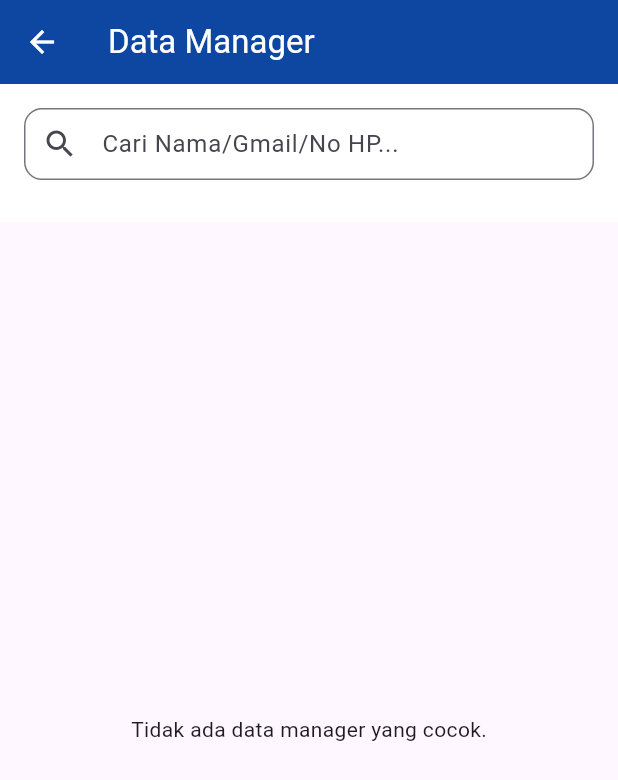
After one commit to GustiMahardikaSM/sikendi, a Flutter app: the ManagerListPage screen opened directly, on a phone screen of 412 x 824 dp. The commit adds this screen. Shown: the top 780 px of the screen. Run offline on Flutter 3.47's test engine with Material 3 defaults, Android fonts, the phone set to English and light mode, and no system bars; our stand-ins replace audioplayers, firebase_core, firebase_messaging, flutter_image_compress, flutter_local_notifications, flutter_map and 4 more; missing offline and left inert: flutter_background_service; accounts and stored records are empty; network calls fail.

Commit message:
penambahan fitur "data saya" sebagai manager

```diff
--- /dev/null
+++ b/lib/manager_list_page.dart
@@ -0,0 +1,218 @@
+import 'package:flutter/material.dart';
+import 'package:sikendi/mongodb_service.dart';
+import 'package:sikendi/auth_service.dart';
+import 'package:sikendi/constants/hierarchy.dart';
+import 'package:sikendi/manager_detail_page.dart';
+
+class ManagerListPage extends StatefulWidget {
+  const ManagerListPage({super.key});
+
+  @override
+  State<ManagerListPage> createState() => _ManagerListPageState();
+}
+
+class _ManagerListPageState extends State<ManagerListPage> {
+  late Future<List<Map<String, dynamic>>> _managersFuture;
+  List<Map<String, dynamic>> _allManagers = [];
+  List<Map<String, dynamic>> _filteredManagers = [];
+
+  final TextEditingController _searchController = TextEditingController();
+  Map<String, dynamic>? _currentUser;
+
+  String? _selectedFakultas;
+  String? _selectedDepartemen;
+  bool _isLoading = true;
+
+  @override
+  void initState() {
+    super.initState();
+    _loadInitialData();
+  }
+
+  Future<void> _loadInitialData() async {
+    _currentUser = await AuthService.getCurrentUser();
+    await _refreshList();
+    if (mounted) setState(() => _isLoading = false);
+  }
+
+  Future<void> _refreshList() async {
+    final data = await MongoDBService.getManagerHierarchy();
+    if (mounted) {
+      setState(() {
+        _allManagers = data;
+        _applyFilters();
+      });
+    }
+  }
+
+  void _applyFilters() {
+    final query = _searchController.text.toLowerCase().trim();
+    setState(() {
+      _filteredManagers = _allManagers.where((m) {
+        // Search
+        final matchesSearch = (m['nama_manager'] ?? '').toLowerCase().contains(query) ||
+            (m['email_manager'] ?? '').toLowerCase().contains(query) ||
+            (m['no_hp'] ?? '').contains(query);
+
+        // Faculty Filter
+        final matchesFakultas = _selectedFakultas == null || m['fakultas'] == _selectedFakultas;
+
+        // Department Filter
+        final matchesDepartemen = _selectedDepartemen == null || m['departemen'] == _selectedDepartemen;
+
+        return matchesSearch && matchesFakultas && matchesDepartemen;
+      }).toList();
+    });
+  }
+
+  @override
+  Widget build(BuildContext context) {
+    return Scaffold(
+      appBar: AppBar(
+        title: const Text("Data Manager"),
+        backgroundColor: Colors.blue[900],
+        foregroundColor: Colors.white,
+      ),
+      body: _isLoading
+        ? const Center(child: CircularProgressIndicator())
+        : Column(
+            children: [
+              _buildSearchAndFilterSection(),
+              Expanded(
+                child: RefreshIndicator(
+                  onRefresh: _refreshList,
+                  child: _filteredManagers.isEmpty
+                      ? const Center(child: Text("Tidak ada data manager yang cocok."))
+                      : ListView.builder(
+                          padding: const EdgeInsets.all(16),
+                          itemCount: _filteredManagers.length,
+                          itemBuilder: (context, index) {
+                            final manager = _filteredManagers[index];
+                            return _buildManagerCard(manager);
+                          },
+                        ),
+                ),
+              ),
+            ],
+          ),
+    );
+  }
+
+  Widget _buildSearchAndFilterSection() {
+    final bool isUniv = _currentUser?['level'] == 'universitas';
+    final bool isFak = _currentUser?['level'] == 'fakultas';
+
+    return Container(
+      padding: const EdgeInsets.all(16),
+      color: Colors.white,
+      child: Column(
+        children: [
+          TextField(
+            controller: _searchController,
+            onChanged: (v) => _applyFilters(),
+            decoration: InputDecoration(
+              hintText: "Cari Nama/Gmail/No HP...",
+              prefixIcon: const Icon(Icons.search),
+              border: OutlineInputBorder(borderRadius: BorderRadius.circular(12)),
+              contentPadding: const EdgeInsets.symmetric(horizontal: 16),
+            ),
+          ),
+          const SizedBox(height: 12),
+          Row(
+            children: [
+              if (isUniv) ...[
+                Expanded(
+                  child: DropdownButtonFormField<String>(
+                    value: _selectedFakultas,
+                    isExpanded: true,
+                    decoration: InputDecoration(
+                      labelText: "Fakultas",
+                      border: OutlineInputBorder(borderRadius: BorderRadius.circular(12)),
+                      contentPadding: const EdgeInsets.symmetric(horizontal: 12),
+                    ),
+                    items: [
+                      const DropdownMenuItem(value: null, child: Text("Semua")),
+                      ...HierarchyData.listFakultas.map((f) => DropdownMenuItem(value: f, child: Text(f, overflow: TextOverflow.ellipsis))),
+                    ],
+                    onChanged: (v) {
+                      setState(() {
+                        _selectedFakultas = v;
+                        _selectedDepartemen = null;
+                        _applyFilters();
+                      });
+                    },
+                  ),
+                ),
+                const SizedBox(width: 8),
+              ],
+              if (isUniv || isFak) ...[
+                Expanded(
+                  child: DropdownButtonFormField<String>(
+                    value: _selectedDepartemen,
+                    isExpanded: true,
+                    decoration: InputDecoration(
+                      labelText: "Departemen",
+                      border: OutlineInputBorder(borderRadius: BorderRadius.circular(12)),
+                      contentPadding: const EdgeInsets.symmetric(horizontal: 12),
+                    ),
+                    items: [
+                      const DropdownMenuItem(value: null, child: Text("Semua")),
+                      if (isFak)
+                        ...HierarchyData.getDepartemen(_currentUser?['fakultas'] ?? '').map((d) => DropdownMenuItem(value: d, child: Text(d, overflow: TextOverflow.ellipsis)))
+                      else if (_selectedFakultas != null)
+                        ...HierarchyData.getDepartemen(_selectedFakultas!).map((d) => DropdownMenuItem(value: d, child: Text(d, overflow: TextOverflow.ellipsis))),
+                    ],
+                    onChanged: (v) {
+                      setState(() {
+                        _selectedDepartemen = v;
+                        _applyFilters();
+                      });
+                    },
+                  ),
+                ),
+              ],
+            ],
+          ),
+        ],
+      ),
+    );
+  }
+
+  Widget _buildManagerCard(Map<String, dynamic> manager) {
+    return Card(
+      margin: const EdgeInsets.only(bottom: 12),
+      shape: RoundedRectangleBorder(borderRadius: BorderRadius.circular(12)),
+      elevation: 2,
+      child: ListTile(
+        contentPadding: const EdgeInsets.symmetric(horizontal: 16, vertical: 8),
+        leading: CircleAvatar(
+          backgroundColor: Colors.blue[100],
+          child: Icon(Icons.person, color: Colors.blue[900]),
+        ),
+        title: Text(
+          manager['nama_manager'] ?? 'N/A',
+          style: const TextStyle(fontWeight: FontWeight.bold),
+        ),
+        subtitle: Column(
+          crossAxisAlignment: CrossAxisAlignment.start,
+          children: [
+            const SizedBox(height: 4),
+            Text(manager['email_manager'] ?? 'N/A'),
+            const SizedBox(height: 2),
+            Text(
+              "${manager['level']?.toUpperCase()}${manager['fakultas'] != null ? ' - ${manager['fakultas']}' : ''}${manager['departemen'] != null ? ' - ${manager['departemen']}' : ''}",
+              style: TextStyle(fontSize: 12, color: Colors.grey[600]),
+            ),
+          ],
+        ),
+        trailing: const Icon(Icons.chevron_right),
+        onTap: () {
+          Navigator.push(
+            context,
+            MaterialPageRoute(builder: (context) => ManagerDetailPage(manager: manager)),
+          );
+        },
+      ),
+    );
+  }
+}
--- a/lib/mongodb_service.dart
+++ b/lib/mongodb_service.dart
@@ -469,6 +469,73 @@ class MongoDBService {
     return [];
   }
 
+  static Future<List<Map<String, dynamic>>> getManagerHierarchy() async {
+    try {
+      final response = await http.get(
+        Uri.parse('${ApiConfig.baseUrl}/manager/hierarchy'),
+        headers: await _getHeaders(),
+      );
+      if (response.statusCode == 200) {
+        List<dynamic> data = jsonDecode(response.body);
+        return data.cast<Map<String, dynamic>>();
+      }
+    } catch (e) {
+      debugPrint("Error getManagerHierarchy: $e");
+    }
+    return [];
+  }
+
+  static Future<List<Map<String, dynamic>>> getManagerActivityLog(String email) async {
+    try {
+      final response = await http.get(
+        Uri.parse('${ApiConfig.baseUrl}/manager/activity/$email'),
+        headers: await _getHeaders(),
+      );
+      if (response.statusCode == 200) {
+        List<dynamic> data = jsonDecode(response.body);
+        return data.cast<Map<String, dynamic>>();
+      }
+    } catch (e) {
+      debugPrint("Error getManagerActivityLog: $e");
+    }
+    return [];
+  }
+
+  static Future<Map<String, dynamic>?> getManagerMe() async {
+    try {
+      final response = await http.get(
+        Uri.parse('${ApiConfig.baseUrl}/manager/me'),
+        headers: await _getHeaders(),
+      );
+      if (response.statusCode == 200) {
+        return jsonDecode(response.body);
+      }
+    } catch (e) {
+      debugPrint("Error getManagerMe: $e");
+    }
+    return null;
+  }
+
+  static Future<bool> updateManagerMe({String? noHp, String? base64Selfie}) async {
+    try {
+      final response = await http.put(
+        Uri.parse('${ApiConfig.baseUrl}/manager/update-me'),
+        headers: await _getHeaders(),
+        body: jsonEncode({
+          if (noHp != null) 'no_hp': noHp,
+          if (base64Selfie != null) 'foto_selfie': base64Selfie,
+        }),
+      );
+      return response.statusCode == 200;
+    } catch (e) {
+      debugPrint("Error updateManagerMe: $e");
+      return false;
+    }
+  }
+
+
+
+
 
   static Future<bool> verifyManager(String managerId, String action) async {
     try {
```
Also changed, not shown: lib/manager_detail_page.dart (added, +183 -0 lines), lib/manager_page.dart (+18 -0 lines), lib/manager_profile_page.dart (added, +200 -0 lines).
